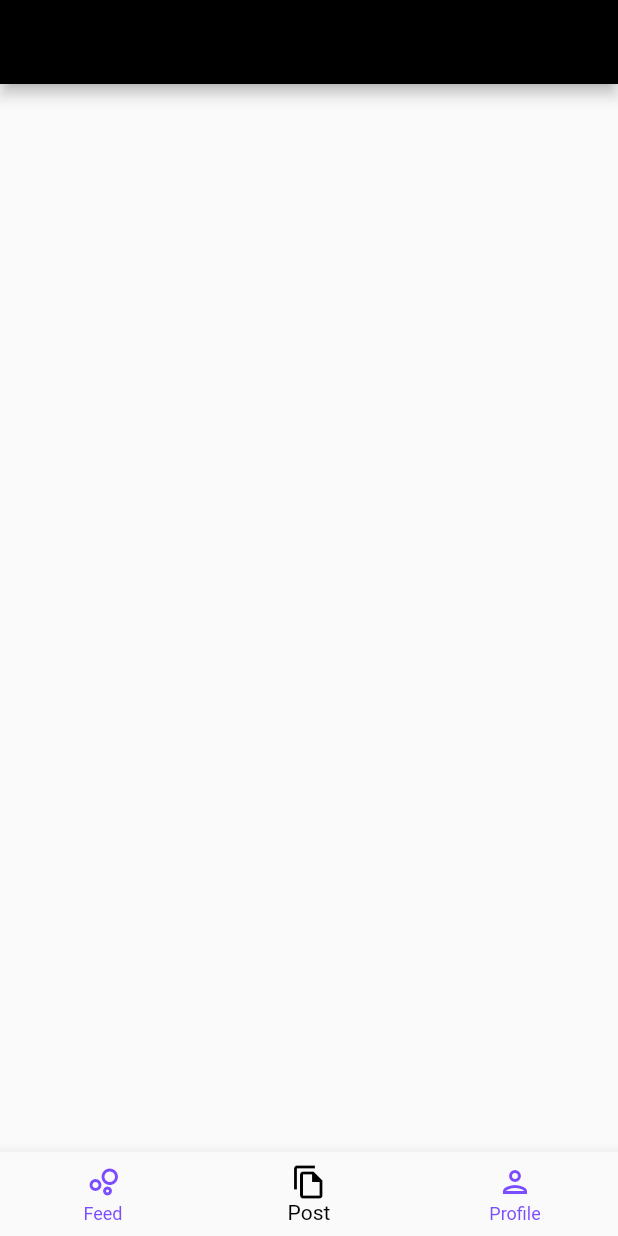
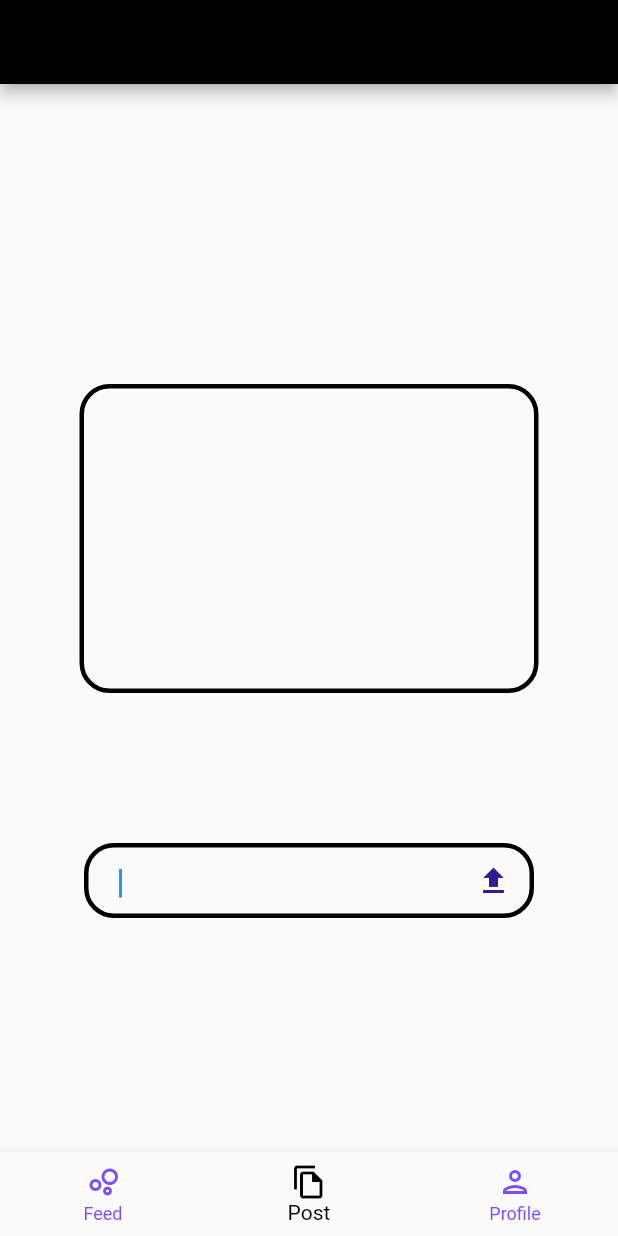
Before and after one commit to Hogean/demo_gs, a Flutter app: the screen it shows after launch, item 2 of the bottom bar chosen, on a phone screen of 412 x 824 dp. Run offline on Flutter 3.47's test engine with Material 2 defaults, Android fonts, the phone set to English and light mode, and no system bars; our stand-ins replace google_fonts.

Commit message:
feat: post

```diff
--- a/lib/main.dart
+++ b/lib/main.dart
@@ -20,16 +20,16 @@ class MyApp extends StatelessWidget {
         backgroundColor: Colors.black,
         textTheme: TextTheme(
           headline1: GoogleFonts.robotoSlab(
-              textStyle: TextStyle(
-            color: Colors.deepPurple.shade900,
+              textStyle: const TextStyle(
+            color: Colors.deepPurple,
             letterSpacing: 1,
-            fontSize: 30,
+            fontSize: 20,
           )),
           bodyText1: GoogleFonts.robotoSlab(
-            textStyle: TextStyle(
-              color: Colors.deepPurple.shade900.withOpacity(0.8),
+            textStyle: const TextStyle(
+              color: Colors.deepPurple,
               letterSpacing: 1,
-              fontSize: 20,
+              fontSize: 10,
             ),
           ),
         ),
--- a/lib/post_page.dart
+++ b/lib/post_page.dart
@@ -10,6 +10,88 @@ class PostPage extends StatefulWidget {
 class _PostPageState extends State<PostPage> {
   @override
   Widget build(BuildContext context) {
-    return Container();
+    return Scaffold(
+        body: Center(
+            child: Column(
+      children: const [SizedBox(height: 200.0), PostList()],
+    )));
   }
 }
+
+class PostList extends StatefulWidget {
+  const PostList({Key? key}) : super(key: key);
+
+  @override
+  State<PostList> createState() => _PostListState();
+}
+
+class _PostListState extends State<PostList> {
+  @override
+  Widget build(BuildContext context) {
+    return Column(children: [
+      Container(
+          decoration: BoxDecoration(
+              border: Border.all(
+                color: Colors.black,
+                width: 3,
+              ),
+              borderRadius: const BorderRadius.all(Radius.circular(20))),
+          child: SizedBox(
+              height: 200.0,
+              width: 300.0,
+              child: ListView.builder(
+                  itemCount: posts.length,
+                  itemBuilder: (BuildContext context, int index) {
+                    return SizedBox(
+                      height: 45,
+                      child: Center(
+                          child: Text(
+                        posts[index],
+                        style: Theme.of(context).textTheme.headline1,
+                      )),
+                    );
+                  }))),
+      const SizedBox(height: 100.0),
+      Form(
+          key: _formKey,
+          child: Container(
+            width: 300,
+            height: 50,
+            padding: const EdgeInsets.only(left: 20),
+            decoration: BoxDecoration(
+                border: Border.all(
+                  color: Colors.black,
+                  width: 3,
+                ),
+                borderRadius: const BorderRadius.all(Radius.circular(20))),
+            child: Row(children: [
+              Expanded(
+                child: TextFormField(
+                  decoration: const InputDecoration(
+                    border: InputBorder.none,
+                  ),
+                  autofocus: true,
+                  onSaved: (String? value) {
+                    content = value;
+                  },
+                ),
+              ),
+              IconButton(
+                  icon: const Icon(Icons.upload),
+                  onPressed: () {
+                    _formKey.currentState!.save();
+                    if (content != null) {
+                      setState(() {
+                        posts.add(content!);
+                      });
+                    }
+                  }),
+            ]),
+          )),
+    ]);
+  }
+
+  List<String> posts = <String>[];
+  final _formKey = GlobalKey<FormState>();
+  String? content;
+}
```
Also changed, not shown: 3 other files.
